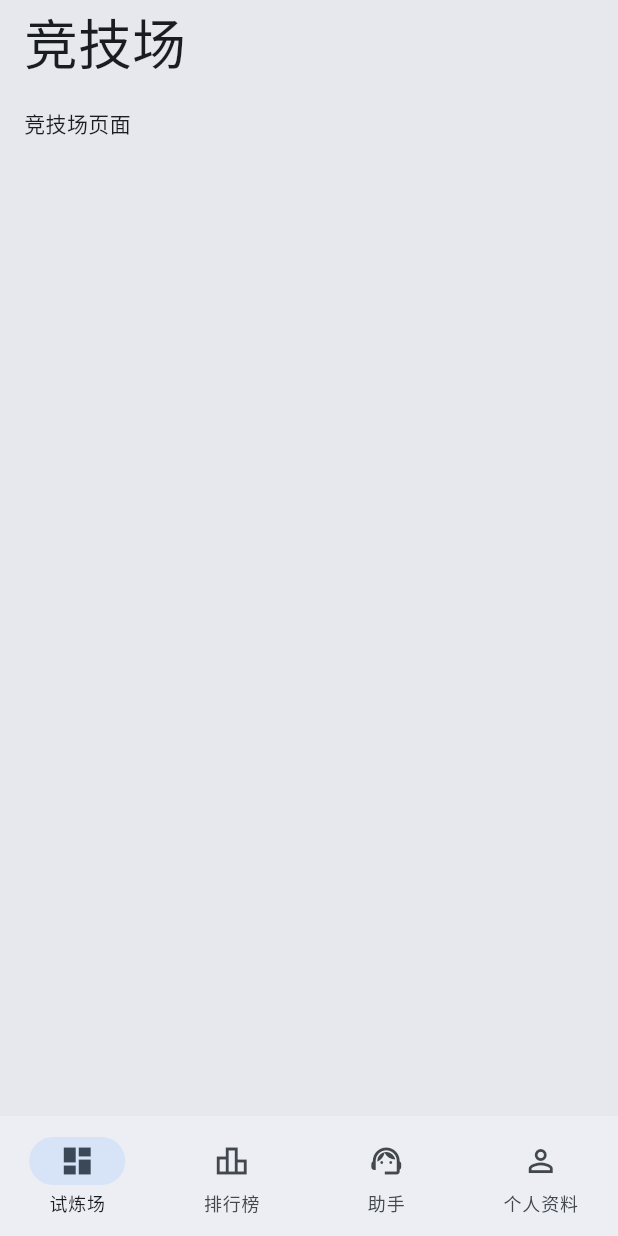
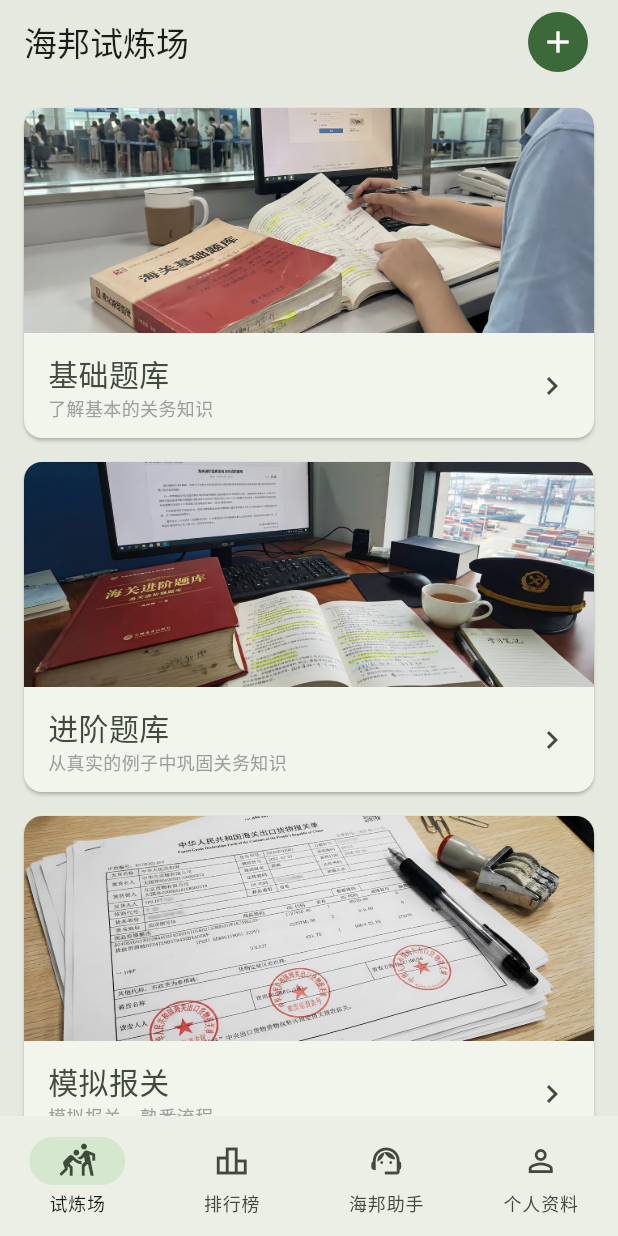
Before and after one commit to k2ane/exam_master-flutter, a Flutter app: the screen it shows after launch, on a phone screen of 412 x 824 dp. Run offline on Flutter 3.47's test engine with Material 3 defaults, Android fonts, the phone set to English and light mode, and no system bars; our stand-ins replace dash_chat_2, dio, flutter_easyloading, flutter_riverpod, flutter_secure_storage, go_router.

Commit message:
Revamp arena UI, add dashboard, update assets
Replaces old background images with new themed assets and updates references throughout the app. Introduces a new dashboard view and route, enhances the arena view with responsive card widgets and a pop dialog, and improves the chat view with typing animation and UI tweaks. Also refines profile and navigation UI for consistency and branding updates.

```diff
--- a/lib/main.dart
+++ b/lib/main.dart
@@ -32,16 +32,17 @@ class ExamApp extends ConsumerWidget {
   @override
   Widget build(BuildContext context, WidgetRef ref) {
     final lightColorSchema = ColorScheme.fromSeed(
-      seedColor: Colors.blue, // 种子颜色
+      seedColor: Colors.green, // 种子颜色
       brightness: Brightness.light,
     );
     final darkColorSchema = ColorScheme.fromSeed(
-      seedColor: Colors.blue,
+      seedColor: Colors.green,
       brightness: Brightness.dark,
     );
     final goRouter = ref.watch(routerProvider);
     return MaterialApp.router(
-      title: '海程问答',
+      // showPerformanceOverlay: true,
+      title: '海邦问答',
       routerConfig: goRouter,
       themeMode: ThemeMode.system,
       debugShowCheckedModeBanner: false,
--- a/lib/router.dart
+++ b/lib/router.dart
@@ -2,6 +2,7 @@ import 'package:exam_master_flutter/providers/auth_state_provider.dart';
 import 'package:exam_master_flutter/providers/global_email_provider.dart';
 import 'package:exam_master_flutter/views/arena_view.dart';
 import 'package:exam_master_flutter/views/chat_view.dart';
+import 'package:exam_master_flutter/views/dashboard_view.dart';
 import 'package:exam_master_flutter/views/exam/sequential_exam_view.dart';
 import 'package:exam_master_flutter/views/auth/login_view.dart';
 import 'package:exam_master_flutter/views/auth/verification_view.dart';
@@ -125,6 +126,10 @@ final routerProvider = Provider<GoRouter>((ref) {
           ),
         ],
       ),
+      GoRoute(
+        path: '/dashboard',
+        builder: (context, state) => const DashboardView(),
+      ),
     ],
   );
 });
--- a/lib/views/arena_view.dart
+++ b/lib/views/arena_view.dart
@@ -1,3 +1,5 @@
+import 'package:exam_master_flutter/views/widgets/arena_card_widget.dart';
+import 'package:exam_master_flutter/views/widgets/arena_pop_dialog_widget.dart';
 import 'package:flutter/material.dart';
 import 'package:flutter_riverpod/flutter_riverpod.dart';
 
@@ -7,10 +9,82 @@ class ArenaView extends ConsumerWidget {
   Widget build(BuildContext context, WidgetRef ref) {
     return Scaffold(
       appBar: AppBar(
-        title: Text('竞技场', style: TextStyle(fontSize: 36)),
+        title: Text('海邦试炼场'),
         centerTitle: false,
+        actionsPadding: EdgeInsets.only(right: 16),
+        actions: [
+          IconButton.filled(
+            color: Theme.of(context).colorScheme.onPrimary,
+            tooltip: '添加功能',
+            onPressed: () => {},
+            icon: Icon(
+              Icons.add,
+              // color: Theme.of(context).colorScheme.onPrimary,
+            ),
+          ),
+        ],
       ),
-      body: Padding(padding: const EdgeInsets.all(16.0), child: Text('竞技场页面')),
+      body: LayoutBuilder(
+        builder: (context, constraints) {
+          final double totalWidth = constraints.maxWidth;
+          final double spacing = 16;
+          int columns = totalWidth > 2000
+              ? 6
+              : (totalWidth > 1500
+                    ? 5
+                    : (totalWidth > 1000
+                          ? 4
+                          : (totalWidth > 800
+                                ? 3
+                                : (totalWidth > 429 ? 2 : 1))));
+          final double padding = 16 * 2; // 左右两边各16
+          final double cardWidth =
+              (totalWidth - padding - (spacing * (columns - 1))) / columns;
+          return SingleChildScrollView(
+            padding: EdgeInsets.all(16),
+            child: Wrap(
+              spacing: spacing, // 水平间距
+              runSpacing: spacing, // 垂直间距
+              children: [
+                // 5. 强制给每个卡片指定计算好的宽度
+                SizedBox(
+                  width: cardWidth,
+                  child: ArenaCardWidget(
+                    action: () => showArenaPopDialog(context),
+                    cardTitle: '基础题库',
+                    subTitle: '了解基本的关务知识',
+                    iamgeUrl: 'Basic_Question_Bank.jpg',
+                  ),
+                ),
+                SizedBox(
+                  width: cardWidth,
+                  child: ArenaCardWidget(
+                    cardTitle: '进阶题库',
+                    subTitle: '从真实的例子中巩固关务知识',
+                    iamgeUrl: 'Advance_Question_Bank.jpg',
+                  ),
+                ),
+                SizedBox(
+                  width: cardWidth,
+                  child: ArenaCardWidget(
+                    cardTitle: '模拟报关',
+                    subTitle: '模拟报关，熟悉流程',
+                    iamgeUrl: 'Sim_Customs.jpg',
+                  ),
+                ),
+                SizedBox(
+                  width: cardWidth,
+                  child: ArenaCardWidget(
+                    cardTitle: '错题本',
+                    subTitle: '所有答错题目汇集于此',
+                    iamgeUrl: 'Error_Notebook.jpg',
+                  ),
+                ),
+              ],
+            ),
+          );
+        },
+      ),
     );
   }
 }
--- a/lib/views/auth/login_view.dart
+++ b/lib/views/auth/login_view.dart
@@ -78,7 +78,7 @@ class _LoginView extends ConsumerState<LoginView> {
 
           Expanded(
             child: Image.asset(
-              'bg2.png',
+              'Basic_Question_Bank.jpg',
               height: double.infinity,
               fit: BoxFit.cover,
             ),
--- a/lib/views/leader_board_view.dart
+++ b/lib/views/leader_board_view.dart
@@ -11,10 +11,7 @@ class _LeaderBoardView extends ConsumerState<LeaderBoardView> {
   @override
   Widget build(BuildContext context) {
     return Scaffold(
-      appBar: AppBar(
-        title: Text('排行榜', style: TextStyle(fontSize: 36)),
-        centerTitle: false,
-      ),
+      appBar: AppBar(title: Text('排行榜'), centerTitle: false),
       body: Padding(padding: const EdgeInsets.all(16.0), child: Text('排行榜页面')),
     );
   }
--- /dev/null
+++ b/lib/views/widgets/arena_card_widget.dart
@@ -0,0 +1,61 @@
+import 'package:flutter/material.dart';
+import 'package:flutter_riverpod/flutter_riverpod.dart';
+
+class ArenaCardWidget extends ConsumerWidget {
+  final String cardTitle;
+  final String subTitle;
+  final String iamgeUrl;
+  final EdgeInsets? padding;
+  final void Function()? action;
+  const ArenaCardWidget({
+    super.key,
+    required this.cardTitle,
+    required this.subTitle,
+    required this.iamgeUrl,
+    this.padding,
+    this.action,
+  });
+  @override
+  Widget build(BuildContext context, WidgetRef ref) {
+    return Card(
+      margin: padding ?? EdgeInsets.all(0),
+      clipBehavior: Clip.antiAlias,
+      child: SizedBox(
+        child: ListTile(
+          onTap: action ?? () => {},
+          horizontalTitleGap: 0,
+          minVerticalPadding: 0,
+          contentPadding: EdgeInsets.all(0),
+          title: Image.asset(
+            'assets/$iamgeUrl',
+            width: double.infinity,
+            height: 150,
+            fit: BoxFit.cover,
+          ),
+          subtitle: Padding(
+            padding: const EdgeInsets.symmetric(horizontal: 16, vertical: 12),
+            child: Row(
+              mainAxisAlignment: MainAxisAlignment.spaceBetween,
+              children: [
+                Column(
+                  crossAxisAlignment: CrossAxisAlignment.start,
+                  children: [
+                    Text(cardTitle, style: TextStyle().copyWith(fontSize: 20)),
+                    Text(
+                      subTitle,
+                      style: TextStyle().copyWith(
+                        color: Colors.grey,
+                        fontSize: 12,
+                      ),
+                    ),
+                  ],
+                ),
+                Icon(Icons.chevron_right),
+              ],
+            ),
+          ),
+        ),
+      ),
+    );
+  }
+}
--- a/lib/views/widgets/navigationbar_item.dart
+++ b/lib/views/widgets/navigationbar_item.dart
@@ -15,8 +15,8 @@ class NavigationbarItem {
 final List<NavigationbarItem> navConfig = [
   NavigationbarItem(
     label: '试炼场',
-    icon: Icons.dashboard_outlined,
-    selectedIcon: Icons.dashboard,
+    icon: Icons.sports_kabaddi_outlined,
+    selectedIcon: Icons.sports_kabaddi,
   ),
   NavigationbarItem(
     label: '排行榜',
@@ -24,7 +24,7 @@ final List<NavigationbarItem> navConfig = [
     selectedIcon: Icons.leaderboard,
   ),
   NavigationbarItem(
-    label: '助手',
+    label: '海邦助手',
     icon: Icons.support_agent_outlined,
     selectedIcon: Icons.support_agent,
   ),
```
Also changed, not shown: lib/views/chat_view.dart (+68 -35 lines), lib/views/dashboard_view.dart (added, +26 -0 lines), lib/views/example_view.dart (deleted, +0 -20 lines), lib/views/profile_view.dart (+46 -31 lines), lib/views/widgets/arena_pop_dialog_widget.dart (added, +20 -0 lines), lib/views/widgets/desktop_scaffold_with_navigationbar.dart (+11 -1 lines), assets/Advance_Question_Bank.jpg (added), assets/Basic_Question_Bank.jpg (added), assets/Error_Notebook.jpg (added), assets/Sim_Customs.jpg (added), assets/bg.jpg (deleted), 1 other file.
